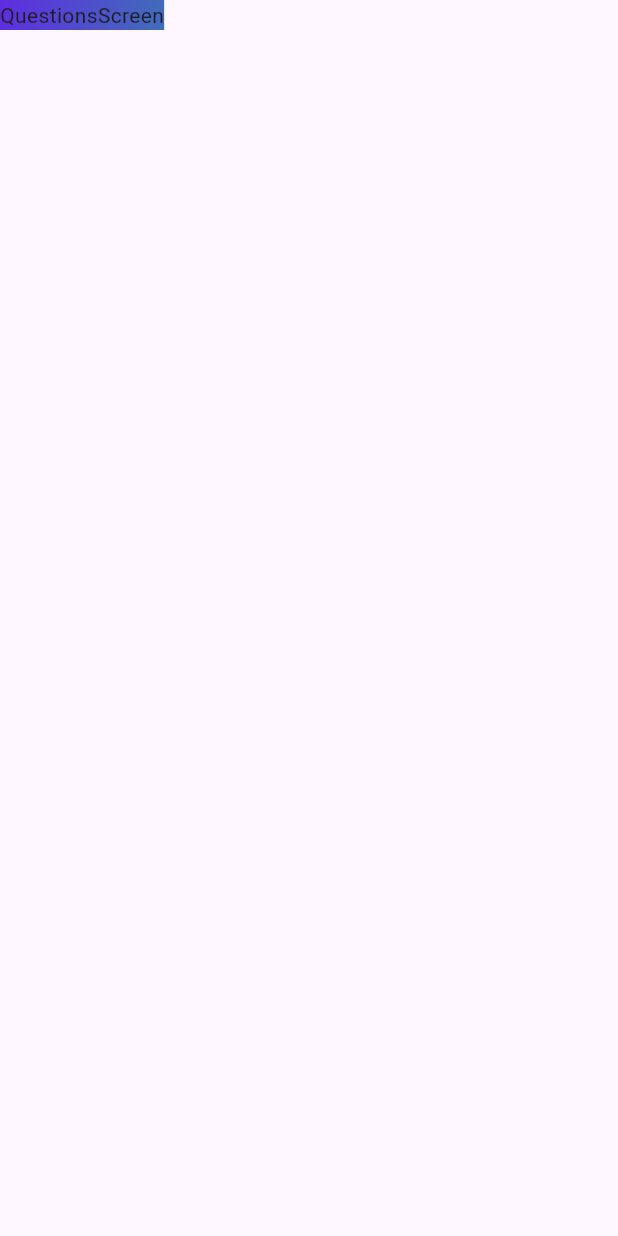
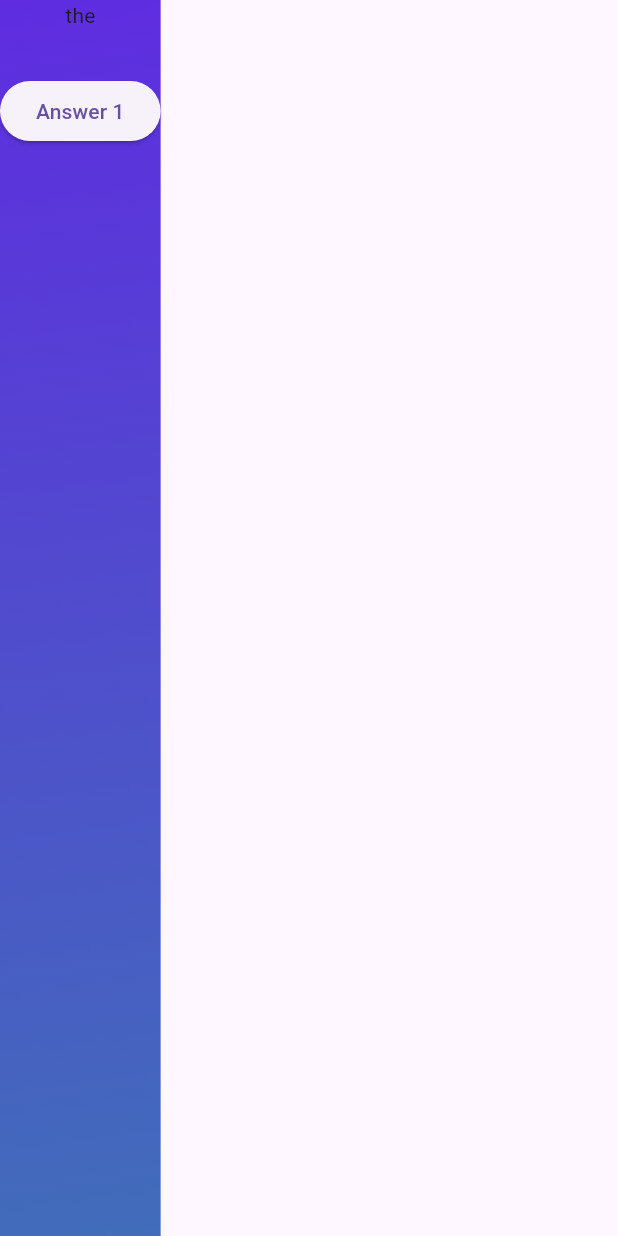
Before and after one commit to priyankam030/flutter_projects, a Flutter app: the screen it shows after launch, on a phone screen of 412 x 824 dp. Run offline on Flutter 3.47's test engine with Material 3 defaults, Android fonts, the phone set to English and light mode, and no system bars.

Commit message:
added answer 1 of optional questions

```diff
--- a/flutter_app_3/lib/data/quizzes.dart
+++ b/flutter_app_3/lib/data/quizzes.dart
@@ -3,6 +3,30 @@ import 'package:flutter_app_3/models/quiz_question.dart';
 const questions = [
   QuizQuestion(
     'What are the main building blocks of Flutter UIs?',
-    [],
+    [
+      'Widgets',
+      'Components',
+      'Blocks',
+      'Functions'
+    ],
+  ),
+
+  QuizQuestion(
+    'What is Flutter?',
+    [
+      'Flutter is an open-source backend development framework',
+      'Flutter is an open-source UI toolkit',
+      'Flutter is an open-source programming language for cross-platform applications',
+      'Flutters is a DBMS toolkit'
+    ],
+  ),
+ QuizQuestion(
+    'Who developed the Flutter Framework and continues to maintain it today?',
+    [
+      'Facebook',
+      'Microsoft',
+      'Google',
+      'Oracle'
+    ],
   )
 ];
--- a/flutter_app_3/lib/questions_screen.dart
+++ b/flutter_app_3/lib/questions_screen.dart
@@ -13,6 +13,10 @@ class _QuestionsScreenState extends State<QuestionsScreen> {
 
   @override
   Widget build(context){
-    return const Text('QuestionsScreen');
+    return Column(children: [
+      const Text('the'),
+      const SizedBox(height: 30,),
+      ElevatedButton(onPressed: () {}, child: Text('Answer 1'))
+    ],);
   }
 }
```
